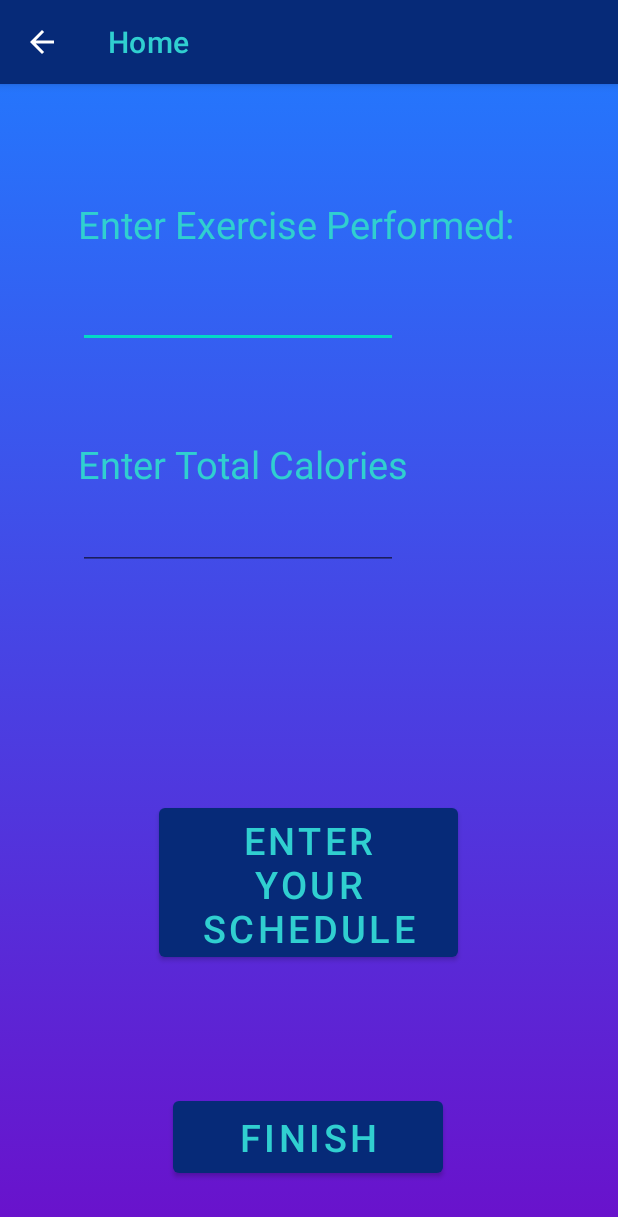
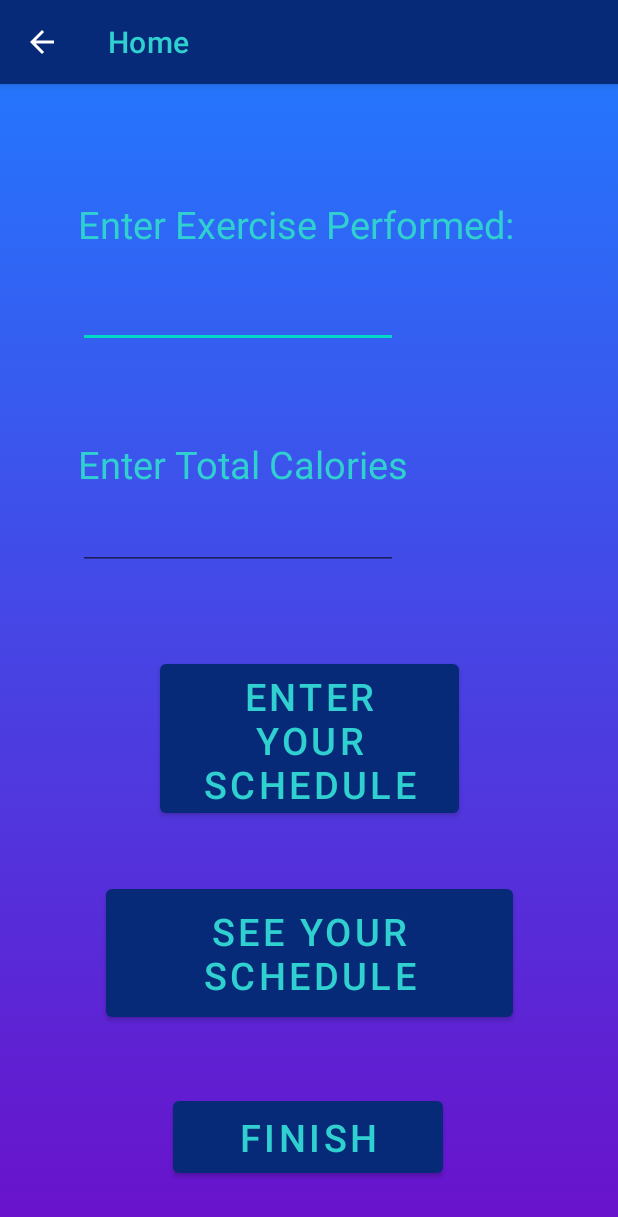
Before and after one commit to Shafi-Hassan/CalorieTracker, an Android app: the screen it shows after launch (Exercise), after a tap on an icon or button, on a phone screen of 412 x 824 dp. Shown: the top 1217 px of the screen. Run offline under Robolectric (Android 15) with nearby library versions, the phone set to English and light mode, and no system bars.

Commit message:
Successfully created the Schedule feauture for Assignment

```diff
--- a/app/src/main/AndroidManifest.xml
+++ b/app/src/main/AndroidManifest.xml
@@ -26,6 +26,10 @@
             android:parentActivityName=".Exercise"
             android:exported="true" />
         <activity
+            android:name=".See_Schedule"
+            android:parentActivityName=".Exercise"
+            android:exported="true" />
+        <activity
             android:name=".MainActivity"
             android:exported="true" >
             <intent-filter>
--- /dev/null
+++ b/app/src/main/java/com/example/calorietracker/Calculate_Schedule.java
@@ -0,0 +1,33 @@
+package com.example.calorietracker;
+
+public class Calculate_Schedule {
+
+    private String Monday;
+    private String Tuesday;
+    private String Wednesday;
+    private String Thursday;
+    private String Friday;
+
+    public Calculate_Schedule() {
+        Monday = "";
+        Tuesday = "";
+        Wednesday = "";
+        Thursday = "";
+        Friday = "";
+    }
+
+    public String getMonday(){ return Monday;}
+    public String getTuesday(){ return Tuesday;}
+    public String getWednesday(){return Wednesday;}
+    public String getThursday(){return Thursday;}
+    public String getFriday(){return Friday;}
+
+
+    public void addMonday(String name){ Monday += name;}
+    public void addTuesday(String name){ Tuesday += name;}
+    public void addWednesday(String name){Wednesday +=  name;}
+    public void addThursday(String name){Thursday +=  name;}
+    public void addFriday(String name){Friday += name;}
+
+
+}
--- a/app/src/main/java/com/example/calorietracker/Exercise.java
+++ b/app/src/main/java/com/example/calorietracker/Exercise.java
@@ -12,9 +12,11 @@ public class Exercise extends MainActivity{
     // add a part that will choose excercises
     // inputs calories
     // subtract this calorie amount from daily
+    protected static Calculate_Schedule scheduleIntake = new Calculate_Schedule();
 
     Button back;
     Button Schedule;
+    Button See_Schedule;
 
     @Override
     protected void onCreate(Bundle savedInstanceState) {
@@ -36,6 +38,14 @@ public class Exercise extends MainActivity{
                 openScheduleActivity();
             }
         });
+
+        See_Schedule = findViewById(R.id.see_schedule);
+        See_Schedule.setOnClickListener(new View.OnClickListener() {
+            @Override
+            public void onClick(View view) {
+                openSee_ScheduleActivity();
+            }
+        });
     }
 
     private void goBack() {
@@ -54,4 +64,9 @@ public class Exercise extends MainActivity{
         startActivity(intent);
     }
 
+    public void openSee_ScheduleActivity() {
+        Intent intent = new Intent(this, See_Schedule.class);
+        startActivity(intent);
+    }
+
 }
--- a/app/src/main/res/layout/exercise.xml
+++ b/app/src/main/res/layout/exercise.xml
@@ -64,14 +64,27 @@
         android:id="@+id/schedule"
         android:layout_width="199dp"
         android:layout_height="111dp"
-        android:layout_marginBottom="180dp"
+        android:layout_marginBottom="276dp"
         android:width="180dp"
         android:height="60dp"
         android:text="Enter your Schedule"
         android:textColor="#30cfd0"
         android:textSize="25sp"
         app:layout_constraintBottom_toBottomOf="parent"
-        app:layout_constraintHorizontal_bias="0.497"
+        app:layout_constraintLeft_toLeftOf="parent"
+        app:layout_constraintRight_toRightOf="parent" />
+
+    <Button
+        android:id="@+id/see_schedule"
+        android:layout_width="271dp"
+        android:layout_height="97dp"
+        android:layout_marginBottom="140dp"
+        android:width="180dp"
+        android:height="60dp"
+        android:text="See Your Schedule"
+        android:textColor="#30cfd0"
+        android:textSize="25sp"
+        app:layout_constraintBottom_toBottomOf="parent"
         app:layout_constraintLeft_toLeftOf="parent"
         app:layout_constraintRight_toRightOf="parent" />
 
```
Also changed, not shown: app/src/main/java/com/example/calorietracker/Schedule.java (+10 -11 lines), app/src/main/java/com/example/calorietracker/See_Schedule.java (added, +55 -0 lines), app/src/main/res/layout/schedule.xml (+12 -0 lines), app/src/main/res/layout/see_schedule.xml (added, +100 -0 lines).
